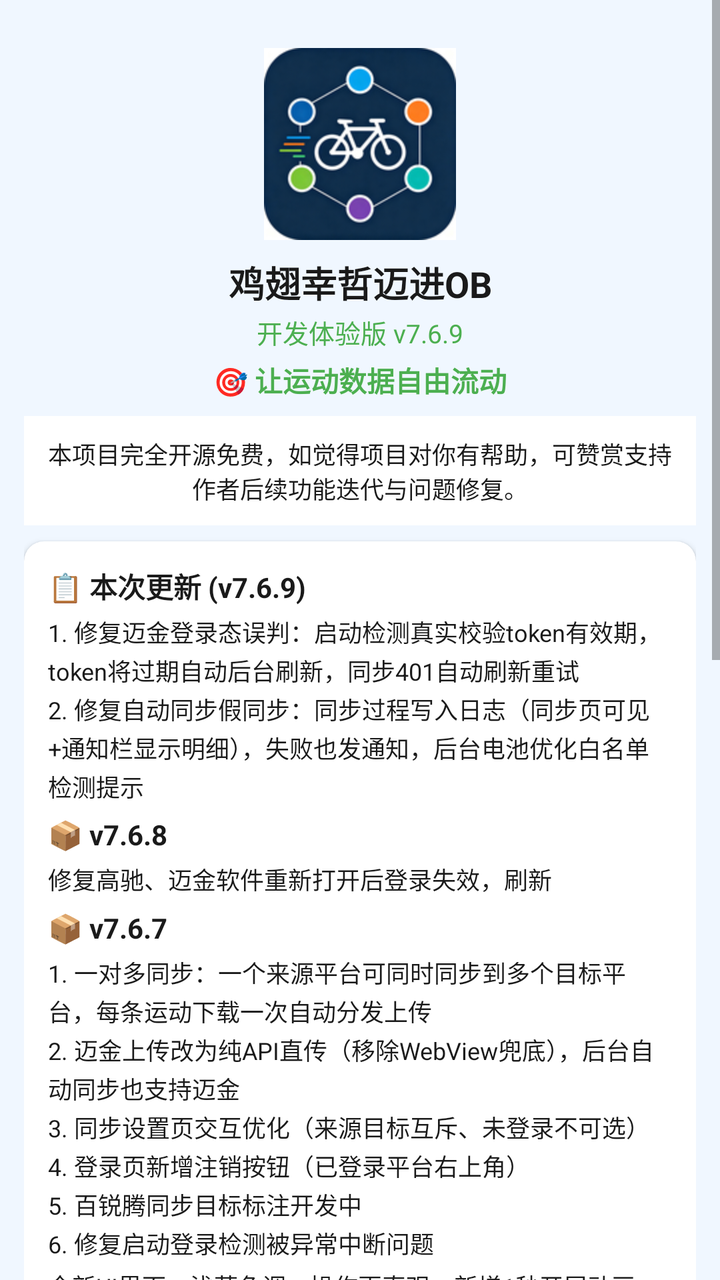
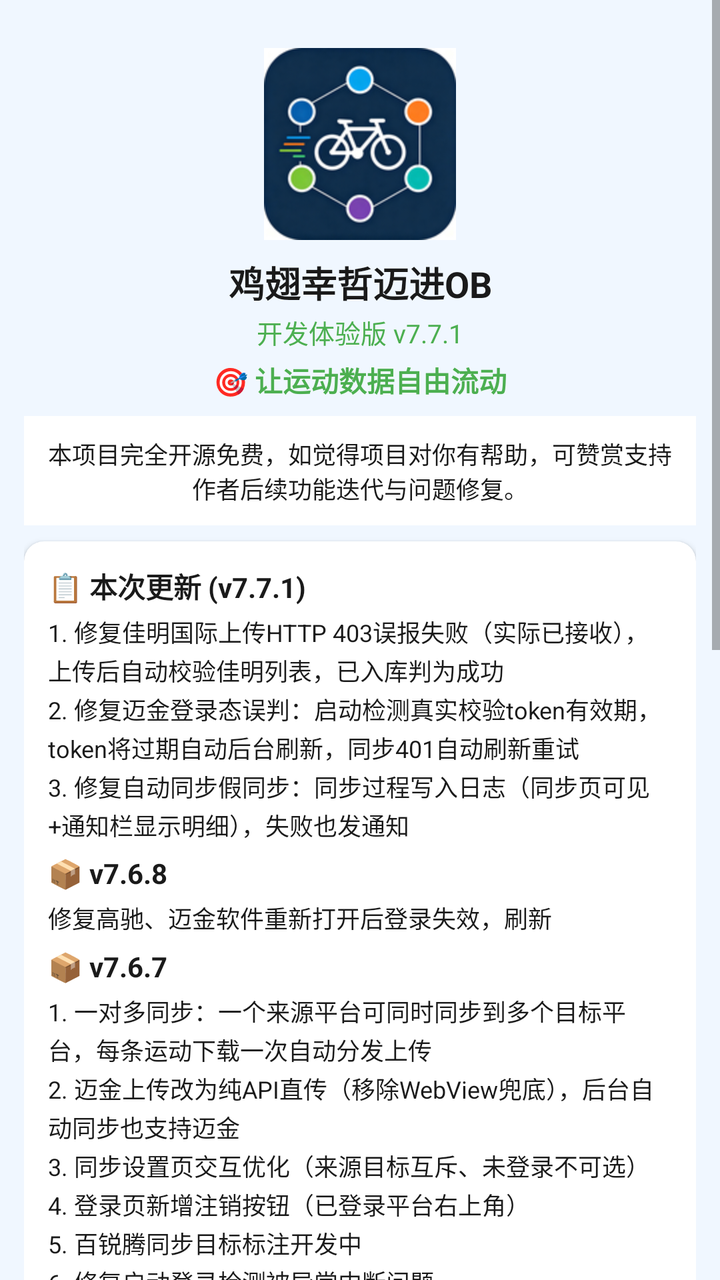

An Android layout rendered at two revisions. The XML below is the earlier revision; the diff shows what the commit changed to produce the second picture.
<!-- AndroidManifest.xml: application theme Theme.JichiOB -->
<!-- res/layout/fragment_about.xml -->
<?xml version="1.0" encoding="utf-8"?>
<ScrollView xmlns:android="http://schemas.android.com/apk/res/android"
    xmlns:app="http://schemas.android.com/apk/res-auto"
    android:layout_width="match_parent"
    android:layout_height="match_parent"
    android:background="@color/bg_light"
    android:fillViewport="true">

    <LinearLayout
        android:layout_width="match_parent"
        android:layout_height="wrap_content"
        android:orientation="vertical"
        android:padding="12dp">

        
        <ImageView
            android:layout_width="96dp"
            android:layout_height="96dp"
            android:layout_gravity="center_horizontal"
            android:layout_marginTop="12dp"
            android:src="@mipmap/ic_launcher"
            android:contentDescription="logo" />

        
        <TextView
            android:layout_width="match_parent"
            android:layout_height="wrap_content"
            android:layout_marginTop="8dp"
            android:gravity="center"
            android:text="鸡翅幸哲迈进OB"
            android:textColor="@color/text_primary"
            android:textSize="18sp"
            android:textStyle="bold" />
        <TextView
            android:layout_width="match_parent"
            android:layout_height="wrap_content"
            android:gravity="center"
            android:layout_marginTop="2dp"
            android:text="开发体验版 v7.6.9"
            android:textColor="@color/green"
            android:textSize="13sp" />
        <TextView
            android:layout_width="match_parent"
            android:layout_height="wrap_content"
            android:gravity="center"
            android:layout_marginTop="4dp"
            android:text="🎯 让运动数据自由流动"
            android:textColor="@color/green"
            android:textSize="14sp"
            android:textStyle="bold" />

        
        <TextView
            android:layout_width="match_parent"
            android:layout_height="wrap_content"
            android:layout_marginTop="8dp"
            android:padding="10dp"
            android:background="#FFFFFF"
            android:gravity="center"
            android:text="本项目完全开源免费，如觉得项目对你有帮助，可赞赏支持作者后续功能迭代与问题修复。"
            android:textColor="@color/text_primary"
            android:textSize="12sp" />

        
        <com.google.android.material.card.MaterialCardView
            android:layout_width="match_parent"
            android:layout_height="wrap_content"
            android:layout_marginTop="8dp"
            android:layout_marginBottom="6dp"
            app:cardCornerRadius="10dp"
            app:cardElevation="2dp">
            <LinearLayout android:layout_width="match_parent" android:layout_height="wrap_content" android:orientation="vertical" android:padding="12dp">
                <TextView android:layout_width="wrap_content" android:layout_height="wrap_content" android:text="📋 本次更新 (v7.6.9)" android:textSize="14sp" android:textStyle="bold" android:textColor="@color/text_primary" />
                <TextView android:layout_width="match_parent" android:layout_height="wrap_content" android:layout_marginTop="4dp" android:text="1. 修复迈金登录态误判：启动检测真实校验token有效期，token将过期自动后台刷新，同步401自动刷新重试\n2. 修复自动同步假同步：同步过程写入日志（同步页可见+通知栏显示明细），失败也发通知，后台电池优化白名单检测提示" android:textSize="12sp" android:textColor="@color/text_primary" android:lineSpacingExtra="2dp" />
                <TextView android:layout_width="wrap_content" android:layout_height="wrap_content" android:layout_marginTop="6dp" android:text="📦 v7.6.8" android:textSize="14sp" android:textStyle="bold" android:textColor="@color/text_primary" />
                <TextView android:layout_width="match_parent" android:layout_height="wrap_content" android:layout_marginTop="4dp" android:text="修复高驰、迈金软件重新打开后登录失效，刷新" android:textSize="12sp" android:textColor="@color/text_primary" android:lineSpacingExtra="2dp" />
                <TextView android:layout_width="wrap_content" android:layout_height="wrap_content" android:layout_marginTop="6dp" android:text="📦 v7.6.7" android:textSize="14sp" android:textStyle="bold" android:textColor="@color/text_primary" />
                <TextView android:layout_width="match_parent" android:layout_height="wrap_content" android:layout_marginTop="4dp" android:text="1. 一对多同步：一个来源平台可同时同步到多个目标平台，每条运动下载一次自动分发上传\n2. 迈金上传改为纯API直传（移除WebView兜底），后台自动同步也支持迈金\n3. 同步设置页交互优化（来源目标互斥、未登录不可选）\n4. 登录页新增注销按钮（已登录平台右上角）\n5. 百锐腾同步目标标注开发中\n6. 修复启动登录检测被异常中断问题" android:textSize="12sp" android:textColor="@color/text_primary" android:lineSpacingExtra="2dp" />
                <TextView android:layout_width="match_parent" android:layout_height="wrap_content" android:layout_marginTop="4dp" android:text="全新UI界面：浅蓝色调，操作更直观；新增1秒开屏动画；优化体验，解决一些bug" android:textSize="12sp" android:textColor="@color/text_primary" android:lineSpacingExtra="2dp" />
                <TextView android:layout_width="wrap_content" android:layout_height="wrap_content" android:layout_marginTop="6dp" android:text="📦 v7.6.5" android:textSize="14sp" android:textStyle="bold" android:textColor="@color/text_primary" />
                <TextView android:layout_width="match_parent" android:layout_height="wrap_content" android:layout_marginTop="4dp" android:text="1. 黑鸟下载改为构建标准FIT文件（替代GPX）：内置距离字段、坐标高精度、平台兼容性好\n2. 解决黑鸟数据距离不准、坐标漂移、被目标服务器拒收等问题\n3. FIT构建失败自动回退GPX，双保险" android:textSize="12sp" android:textColor="@color/text_primary" android:lineSpacingExtra="2dp" />
            </LinearLayout>
        </com.google.android.material.card.MaterialCardView>

        
        <TextView android:id="@+id/tvClubLink" android:layout_width="match_parent" android:layout_height="wrap_content" android:gravity="center" android:text="鸡翅幸哲迈进OB同步工具:开发者俱乐部" android:textColor="@color/text_primary" android:textSize="11sp" android:padding="2dp" />
        <TextView android:id="@+id/tvUpdateLink" android:layout_width="match_parent" android:layout_height="wrap_content" android:gravity="center" android:text="➠更新地址鸡翅幸哲迈进OB（开发体验版） 开发版:Github项目" android:textColor="@color/text_primary" android:textSize="11sp" android:padding="2dp" />

        
        <TextView android:layout_width="match_parent" android:layout_height="wrap_content" android:gravity="center" android:layout_marginTop="4dp" android:text="🙏 鸣谢" android:textColor="@color/text_primary" android:textSize="11sp" android:textStyle="bold" android:padding="2dp" />
        <TextView android:layout_width="match_parent" android:layout_height="wrap_content" android:gravity="center" android:text="感谢iGPSPORT、迈金、黑鸟单车、百锐腾、行者、高驰、佳明、Wahoo、Outbase为运动用户提供的数据记录与存储服务" android:textColor="@color/text_secondary" android:textSize="9sp" android:padding="1dp" />
        <TextView android:layout_width="match_parent" android:layout_height="wrap_content" android:gravity="center" android:text="感谢以下人员(均为骑行爱称)为软件测试提供的帮助：素甲粉、青岛AUV阿哲、清茶、萧、洪斌大哥、鸽子王腰果、rockozhao、胶州一哥大沽河河长赵铁柱、海参、兰兰大王、。、初夏飞雪bab、心急吃不了热豆付、青山依旧张指导、阿泽阿" android:textColor="@color/text_secondary" android:textSize="9sp" android:padding="1dp" />
        <TextView android:layout_width="match_parent" android:layout_height="wrap_content" android:gravity="center" android:text="鸣谢青岛AUV俱乐部" android:textColor="@color/text_secondary" android:textSize="9sp" android:padding="1dp" android:layout_marginBottom="4dp" />
        <TextView android:layout_width="match_parent" android:layout_height="wrap_content" android:gravity="center" android:text="如有问题，欢迎加入Outbase俱乐部跟主理人反馈。开发者:多吃两口" android:textColor="@color/text_secondary" android:textSize="10sp" android:padding="2dp" android:layout_marginBottom="8dp" />

        
        <TextView
            android:layout_width="match_parent"
            android:layout_height="wrap_content"
            android:gravity="center"
            android:layout_marginTop="4dp"
            android:text="💰 赞赏支持"
            android:textColor="@color/text_primary"
            android:textSize="14sp"
            android:textStyle="bold" />
        <LinearLayout
            android:layout_width="match_parent"
            android:layout_height="wrap_content"
            android:layout_marginTop="4dp"
            android:orientation="horizontal"
            android:gravity="center">
            <LinearLayout android:layout_width="0dp" android:layout_height="wrap_content" android:layout_weight="1" android:orientation="vertical" android:gravity="center" android:padding="4dp">
                <ImageView android:layout_width="150dp" android:layout_height="150dp" android:src="@drawable/reward_wechat" android:contentDescription="微信赞赏码" android:adjustViewBounds="true" />
                <TextView android:layout_width="wrap_content" android:layout_height="wrap_content" android:text="微信赞赏码" android:textSize="11sp" android:textColor="@color/text_secondary" android:layout_marginTop="2dp" />
            </LinearLayout>
            <LinearLayout android:layout_width="0dp" android:layout_height="wrap_content" android:layout_weight="1" android:orientation="vertical" android:gravity="center" android:padding="4dp">
                <ImageView android:layout_width="130dp" android:layout_height="wrap_content" android:src="@drawable/reward_alipay" android:contentDescription="支付宝收款码" android:adjustViewBounds="true" />
                <TextView android:layout_width="wrap_content" android:layout_height="wrap_content" android:text="支付宝收款码" android:textSize="11sp" android:textColor="@color/text_secondary" android:layout_marginTop="2dp" />
            </LinearLayout>
        </LinearLayout>
        <TextView
            android:layout_width="match_parent"
            android:layout_height="wrap_content"
            android:gravity="center"
            android:layout_marginTop="6dp"
            android:layout_marginBottom="12dp"
            android:text="本项目完全开源免费，您的赞赏将支持后续功能迭代与问题修复"
            android:textColor="@color/text_secondary"
            android:textSize="10sp" />
    </LinearLayout>
</ScrollView>
<!-- resources referenced by this layout -->
<resources>
  <color name="bg_light">#F0F7FF</color>
  <color name="green">#4CAF50</color>
  <color name="text_primary">#1A1A1A</color>
  <color name="text_secondary">#999999</color>
  <!-- drawable reward_alipay: png bitmap (drawable-nodpi, 139308 bytes) -->
  <!-- drawable reward_wechat: png bitmap (drawable-nodpi, 241727 bytes) -->
  <!-- mipmap ic_launcher: png bitmap (mipmap-hdpi, 9102 bytes) -->
  <style name="Theme.JichiOB" parent="Theme.MaterialComponents.Light.NoActionBar">
          <item name="colorPrimary">@color/primary</item>
          <item name="colorPrimaryDark">@color/primary_dark</item>
          <item name="colorAccent">@color/primary</item>
          <item name="android:statusBarColor">@color/splash_end</item>
          <item name="android:windowBackground">@color/bg_light</item>
      </style>
  <color name="primary">#1989FA</color>
  <color name="primary_dark">#0D6ED8</color>
  <color name="splash_end">#4DAAFF</color>
</resources>

<!-- the commit's change to res/layout/fragment_about.xml (unified diff, before → after) -->
@@ -36,7 +36,7 @@
             android:layout_height="wrap_content"
             android:gravity="center"
             android:layout_marginTop="2dp"
-            android:text="开发体验版 v7.6.9"
+            android:text="开发体验版 v7.7.1"
             android:textColor="@color/green"
             android:textSize="13sp" />
         <TextView
@@ -70,8 +70,8 @@
             app:cardCornerRadius="10dp"
             app:cardElevation="2dp">
             <LinearLayout android:layout_width="match_parent" android:layout_height="wrap_content" android:orientation="vertical" android:padding="12dp">
-                <TextView android:layout_width="wrap_content" android:layout_height="wrap_content" android:text="📋 本次更新 (v7.6.9)" android:textSize="14sp" android:textStyle="bold" android:textColor="@color/text_primary" />
-                <TextView android:layout_width="match_parent" android:layout_height="wrap_content" android:layout_marginTop="4dp" android:text="1. 修复迈金登录态误判：启动检测真实校验token有效期，token将过期自动后台刷新，同步401自动刷新重试\n2. 修复自动同步假同步：同步过程写入日志（同步页可见+通知栏显示明细），失败也发通知，后台电池优化白名单检测提示" android:textSize="12sp" android:textColor="@color/text_primary" android:lineSpacingExtra="2dp" />
+                <TextView android:layout_width="wrap_content" android:layout_height="wrap_content" android:text="📋 本次更新 (v7.7.1)" android:textSize="14sp" android:textStyle="bold" android:textColor="@color/text_primary" />
+                <TextView android:layout_width="match_parent" android:layout_height="wrap_content" android:layout_marginTop="4dp" android:text="1. 修复佳明国际上传HTTP 403误报失败（实际已接收），上传后自动校验佳明列表，已入库判为成功\n2. 修复迈金登录态误判：启动检测真实校验token有效期，token将过期自动后台刷新，同步401自动刷新重试\n3. 修复自动同步假同步：同步过程写入日志（同步页可见+通知栏显示明细），失败也发通知" android:textSize="12sp" android:textColor="@color/text_primary" android:lineSpacingExtra="2dp" />
                 <TextView android:layout_width="wrap_content" android:layout_height="wrap_content" android:layout_marginTop="6dp" android:text="📦 v7.6.8" android:textSize="14sp" android:textStyle="bold" android:textColor="@color/text_primary" />
                 <TextView android:layout_width="match_parent" android:layout_height="wrap_content" android:layout_marginTop="4dp" android:text="修复高驰、迈金软件重新打开后登录失效，刷新" android:textSize="12sp" android:textColor="@color/text_primary" android:lineSpacingExtra="2dp" />
                 <TextView android:layout_width="wrap_content" android:layout_height="wrap_content" android:layout_marginTop="6dp" android:text="📦 v7.6.7" android:textSize="14sp" android:textStyle="bold" android:textColor="@color/text_primary" />
